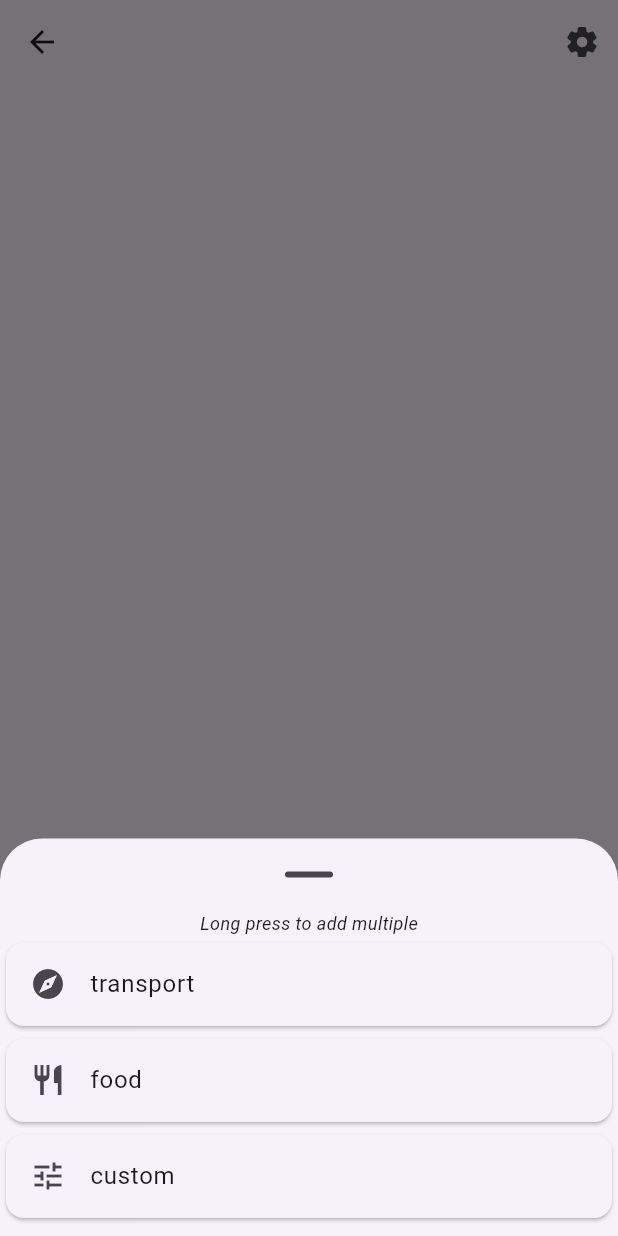
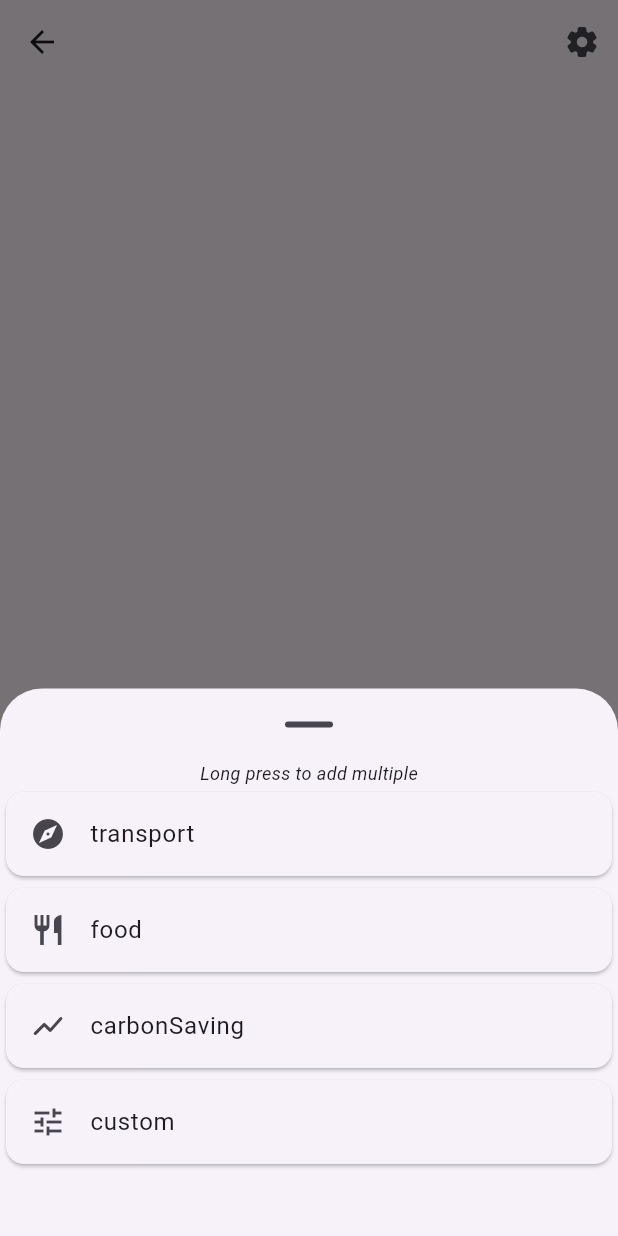
Before and after one commit to jaller698/02122_project, a Flutter app: the MainView screen opened by its route, item 2 of the bottom bar chosen, after a tap on "Record action", on a phone screen of 412 x 824 dp. Run offline on Flutter 3.47's test engine with Material 3 defaults, Android fonts, the phone set to English and light mode, and no system bars; our stand-ins replace fl_chart, flutter_form_builder, form_builder_validators, numberpicker, shared_preferences, sqflite; missing offline and left inert: primer_progress_bar; accounts and stored records are empty; network calls fail.

```diff
--- a/Frontend/lib/src/CarbonTracker/carbon_tracker_controller.dart
+++ b/Frontend/lib/src/CarbonTracker/carbon_tracker_controller.dart
@@ -203,6 +203,11 @@ enum CarbonTrackerCategory {
     CarbonTackerType.dairy,
     CarbonTackerType.fish,
   ]),
+  carbonSaving(Icons.show_chart_rounded, [
+  CarbonTackerType.meatFreeDay,
+  CarbonTackerType.bikeToWork,
+
+  ]),
   custom(Icons.tune, [
     CarbonTackerType.custom,
   ]);
@@ -231,6 +236,8 @@ enum CarbonTackerType {
       CarbonTrackInputTypes.single),
   fish(Icons.set_meal, 'Fish based meal', CarbonTrackInputTypes.single),
 
+  meatFreeDay(Icons.emoji_food_beverage_rounded, 'Meat free day',CarbonTrackInputTypes.carbonSaving),
+  bikeToWork(Icons.bike_scooter, 'Biked to work instead of taking the car', CarbonTrackInputTypes.carbonSaving),
   // shopping
   // TODO design a better system, best if the user is also able to add custom items to track...
 
@@ -245,7 +252,7 @@ enum CarbonTackerType {
   const CarbonTackerType(this.icon, this.text, this.type);
 }
 
-enum CarbonTrackInputTypes { single, time, distance, custom }
+enum CarbonTrackInputTypes { single, time, distance, custom, carbonSaving }
 
 // save to json string
 class CarbonTrackerObjectType {
--- a/Frontend/lib/src/Dashboard/dashboard_view.dart
+++ b/Frontend/lib/src/Dashboard/dashboard_view.dart
@@ -26,13 +26,13 @@ class _DashboardViewState extends State<DashboardView> {
   final SettingsController _settingsController = SettingsController();
 
   Future<(List<String>, List<int>)> toMappp() async {
-    print("HEEEEEEEEY NOTICE ME");
+    //print("HEEEEEEEEY NOTICE ME");
 
     var res1 = Future(() async =>
         await _dashboardController.fetchCategories(UserController().username));
 
-    print("notice me 2");
-    print(res1);
+    //print("notice me 2");
+    //print(res1);
     return res1;
   }
 
@@ -64,7 +64,7 @@ class _DashboardViewState extends State<DashboardView> {
   Widget build(BuildContext context) {
     var fut =
         toMappp(); //Future(() async => await _dashboardController.fetchCategories(UserController().username));
-    print("hej");
+    //print("hej");
     return FutureBuilder(
         future: fut,
         builder: (context, snapshot) {
@@ -77,9 +77,9 @@ class _DashboardViewState extends State<DashboardView> {
               Segment(value: 33, color: Colors.pinkAccent, label: Text(labels[3])),
             ];*/
           //print(snapshot.hasData);
-          print("vals1");
+          //print("vals1");
           if (snapshot.hasData) {
-            print("vals2");
+            //print("vals2");
 
             List<int> vals = [];
             List<String> names = [];
@@ -87,7 +87,7 @@ class _DashboardViewState extends State<DashboardView> {
               vals = vals + [snapshot.data!.$2[i].toInt()];
               names = names + [snapshot.data!.$1[i]];
             }
-            print("energyscore:");
+            //print("energyscore:");
             //print("vals");
             //
             //print(snapshot.data!.$2[0]);
```
Also changed, not shown: Frontend/lib/src/CarbonTracker/carbon_tracker_view.dart (+58 -2 lines), Frontend/lib/src/Dashboard/week_summary_bar_chart.dart (+54 -1 lines).
